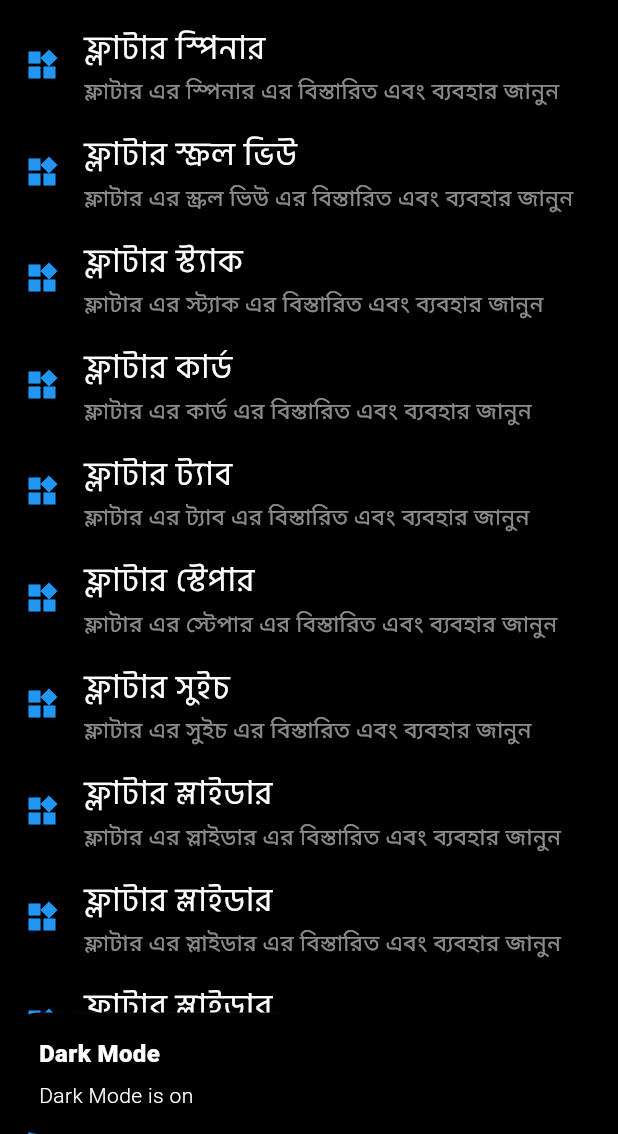
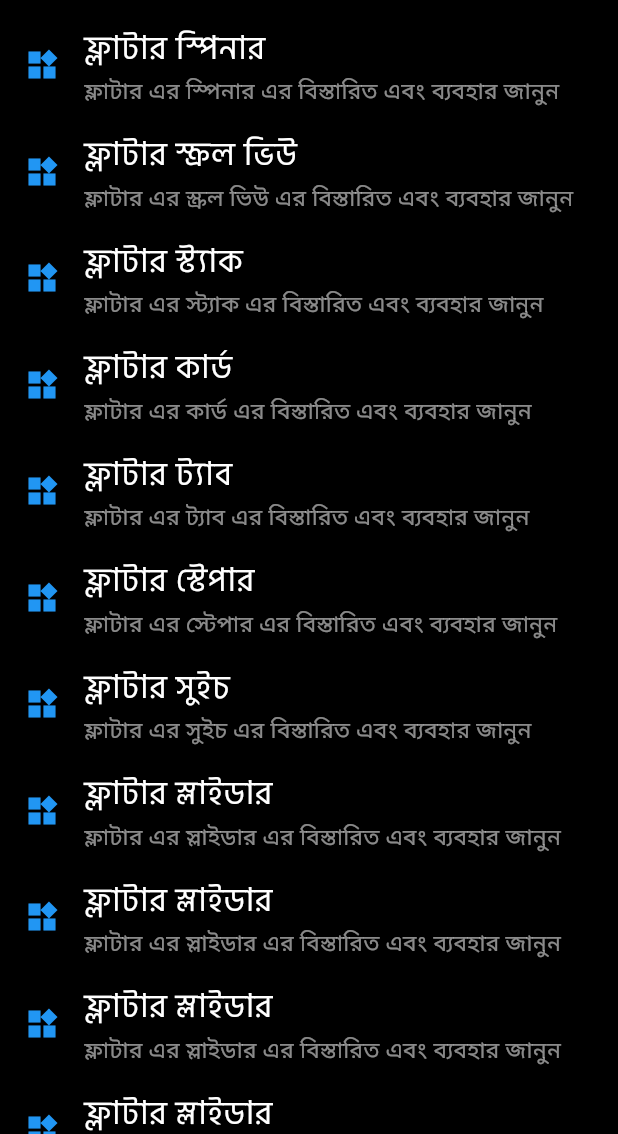
Before and after one commit to tusharhow/flutter-shikhi, a Flutter app: the screen it shows after launch, scrolled down 576 dp, after a tap on the "light mode" icon, on a phone screen of 412 x 824 dp, the part 102-1236 px from its top. Run offline on Flutter 3.47's test engine with Material 2 defaults, Android fonts, the phone set to English and light mode, and no system bars; our stand-ins replace cached_network_image, get, get_storage, url_strategy; missing offline and left inert: widget_with_codeview; Roboto replaces fonts that are missing (GolestaBorno).

Commit message:
Issue fix

```diff
--- a/lib/app/controllers/search_controller.dart
+++ b/lib/app/controllers/search_controller.dart
@@ -46,17 +46,6 @@ class SearchController extends GetxController {
             useMaterial3: true,
           ));
     GetStorage().write('isDarkMode', isDarkMode);
-    if (isDarkMode) {
-      Get.snackbar('Dark Mode', 'Dark Mode is on',
-          snackPosition: SnackPosition.BOTTOM,
-          backgroundColor: Colors.black,
-          colorText: Colors.white);
-    } else {
-      Get.snackbar('Dark Mode', 'Dark Mode is off',
-          snackPosition: SnackPosition.BOTTOM,
-          backgroundColor: Colors.white,
-          colorText: Colors.black);
-    }
     update();
   }
 
--- a/lib/main.dart
+++ b/lib/main.dart
@@ -8,8 +8,8 @@ import 'app/screens/devices/homepage.dart';
 import 'package:url_strategy/url_strategy.dart';
 
 void main() async {
+  setPathUrlStrategy();
   await GetStorage.init();
-  setPathUrlStrategy();
   runApp(const MyApp());
 }
 
```
Also changed, not shown: 1 other file.
